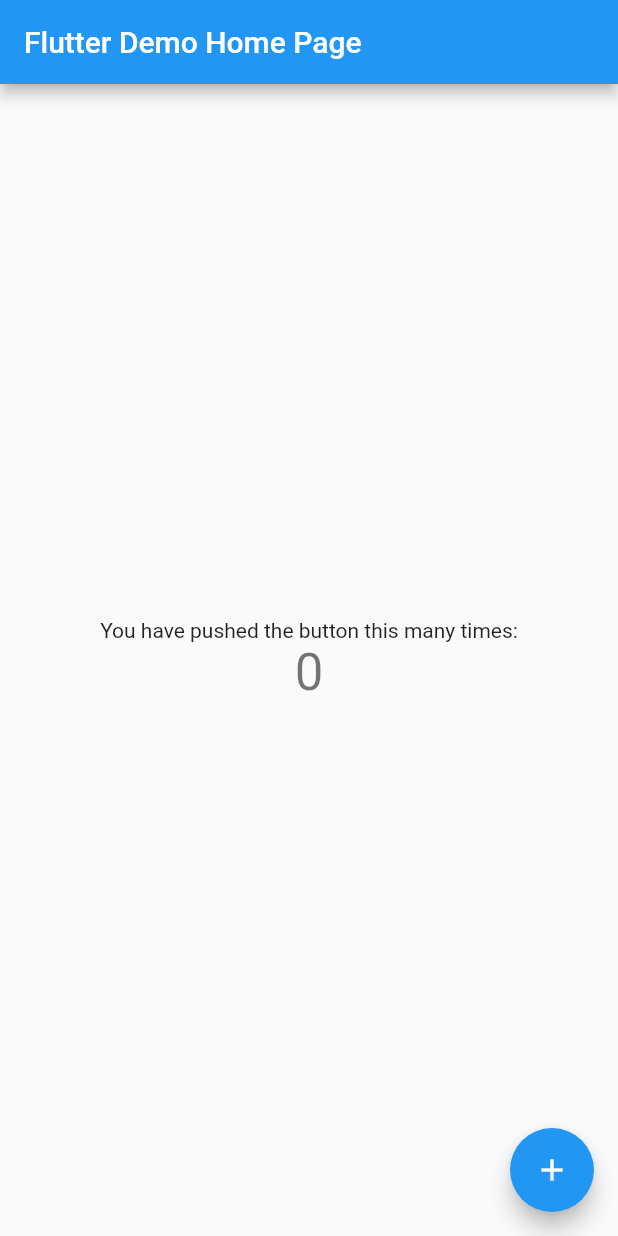
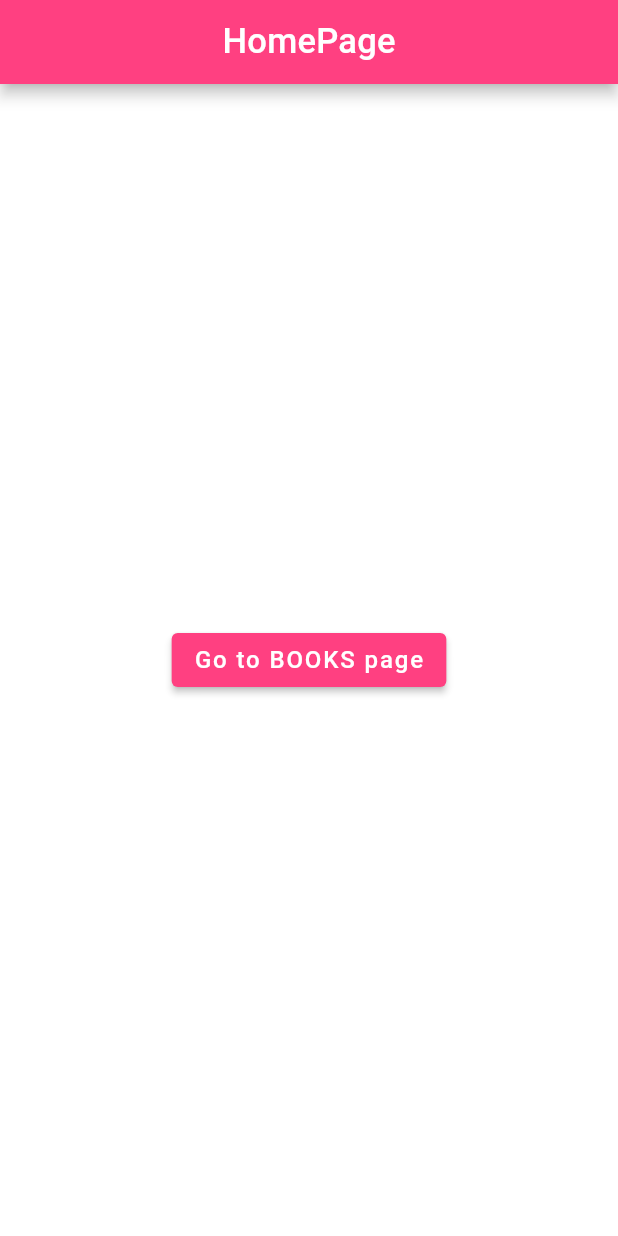
Before and after one commit to ShakyaCsun/auto_route_example, a Flutter app: the screen it shows after launch, on a phone screen of 412 x 824 dp. Run offline on Flutter 3.47's test engine with Material 2 defaults, Android fonts, the light colour scheme and no system bars; our stand-ins replace auto_route, google_fonts, url_strategy; Roboto replaces fonts that are missing (Alegreya).

Commit message:
working with paths

```diff
--- /dev/null
+++ b/lib/app_router.dart
@@ -0,0 +1,16 @@
+import 'package:auto_route/auto_route.dart';
+
+import 'pages/pages.dart';
+
+@AdaptiveAutoRouter(
+  replaceInRouteName: 'Page,Route',
+  routes: <AutoRoute>[
+    AutoRoute(page: HomePage, initial: true),
+    AutoRoute(page: BookDetailsPage, path: '/book/:bookId'),
+    AutoRoute(page: BooksPage, path: '/books'),
+    RedirectRoute(path: '/books/*', redirectTo: '/books'),
+    RedirectRoute(path: '*', redirectTo: '/'),
+  ],
+  preferRelativeImports: true,
+)
+class $AppRouter {}
--- /dev/null
+++ b/lib/constants/app_theme.dart
@@ -0,0 +1,102 @@
+import 'package:flutter/material.dart';
+import 'package:google_fonts/google_fonts.dart';
+
+class AppTheme {
+  const AppTheme._();
+
+  static ThemeData get lightTheme {
+    return ThemeData.from(
+      colorScheme: const ColorScheme.light(primary: Colors.pinkAccent),
+      textTheme: AppTheme.textTheme,
+    ).copyWith(
+      appBarTheme: AppTheme._getAppBarTheme(),
+    );
+  }
+
+  static ThemeData get darkTheme {
+    return ThemeData.from(
+      colorScheme: ColorScheme.dark(primary: Colors.deepOrange.shade500),
+      textTheme: AppTheme.textTheme,
+    ).copyWith(
+      appBarTheme: AppTheme._getAppBarTheme(brightness: Brightness.dark),
+    );
+  }
+
+  static AppBarTheme _getAppBarTheme({
+    Brightness brightness = Brightness.light,
+  }) {
+    return AppBarTheme(
+      centerTitle: true,
+      textTheme: AppTheme.textTheme.copyWith(
+        headline6: AppTheme.textTheme.headline6?.copyWith(color: Colors.white),
+      ),
+      brightness: brightness,
+    );
+  }
+
+  static final textTheme = TextTheme(
+    headline1: GoogleFonts.alegreyaSans(
+      fontSize: 111,
+      fontWeight: FontWeight.w300,
+      letterSpacing: -1.5,
+    ),
+    headline2: GoogleFonts.alegreyaSans(
+      fontSize: 69,
+      fontWeight: FontWeight.w300,
+      letterSpacing: -0.5,
+    ),
+    headline3: GoogleFonts.alegreyaSans(
+      fontSize: 55,
+      fontWeight: FontWeight.w400,
+    ),
+    headline4: GoogleFonts.alegreyaSans(
+      fontSize: 39,
+      fontWeight: FontWeight.w400,
+      letterSpacing: 0.25,
+    ),
+    headline5: GoogleFonts.alegreyaSans(
+      fontSize: 28,
+      fontWeight: FontWeight.w400,
+    ),
+    headline6: GoogleFonts.alegreyaSans(
+      fontSize: 23,
+      fontWeight: FontWeight.w500,
+      letterSpacing: 0.15,
+    ),
+    subtitle1: GoogleFonts.alegreyaSans(
+      fontSize: 18,
+      fontWeight: FontWeight.w400,
+      letterSpacing: 0.15,
+    ),
+    subtitle2: GoogleFonts.alegreyaSans(
+      fontSize: 16,
+      fontWeight: FontWeight.w500,
+      letterSpacing: 0.1,
+    ),
+    bodyText1: GoogleFonts.alegreya(
+      fontSize: 18,
+      fontWeight: FontWeight.w400,
+      letterSpacing: 0.5,
+    ),
+    bodyText2: GoogleFonts.alegreya(
+      fontSize: 16,
+      fontWeight: FontWeight.w400,
+      letterSpacing: 0.25,
+    ),
+    button: GoogleFonts.alegreya(
+      fontSize: 16,
+      fontWeight: FontWeight.w500,
+      letterSpacing: 1.25,
+    ),
+    caption: GoogleFonts.alegreya(
+      fontSize: 13,
+      fontWeight: FontWeight.w400,
+      letterSpacing: 0.4,
+    ),
+    overline: GoogleFonts.alegreya(
+      fontSize: 11,
+      fontWeight: FontWeight.w400,
+      letterSpacing: 1.5,
+    ),
+  );
+}
--- a/lib/main.dart
+++ b/lib/main.dart
@@ -1,113 +1,24 @@
+import 'package:auto_route_example/app_router.gr.dart';
+import 'package:auto_route_example/constants/app_theme.dart';
 import 'package:flutter/material.dart';
+import 'package:url_strategy/url_strategy.dart';
 
 void main() {
-  runApp(MyApp());
+  setPathUrlStrategy();
+  runApp(App());
 }
 
-class MyApp extends StatelessWidget {
-  // This widget is the root of your application.
+class App extends StatelessWidget {
+  final _appRouter = AppRouter();
+
   @override
   Widget build(BuildContext context) {
-    return MaterialApp(
-      title: 'Flutter Demo',
-      theme: ThemeData(
-        // This is the theme of your application.
-        //
-        // Try running your application with "flutter run". You'll see the
-        // application has a blue toolbar. Then, without quitting the app, try
-        // changing the primarySwatch below to Colors.green and then invoke
-        // "hot reload" (press "r" in the console where you ran "flutter run",
-        // or simply save your changes to "hot reload" in a Flutter IDE).
-        // Notice that the counter didn't reset back to zero; the application
-        // is not restarted.
-        primarySwatch: Colors.blue,
-      ),
-      home: MyHomePage(title: 'Flutter Demo Home Page'),
+    return MaterialApp.router(
+      routeInformationParser: _appRouter.defaultRouteParser(),
+      routerDelegate: _appRouter.delegate(),
+      title: 'Auto Route Example App',
+      theme: AppTheme.lightTheme,
+      darkTheme: AppTheme.darkTheme,
     );
   }
 }
-
-class MyHomePage extends StatefulWidget {
-  MyHomePage({Key? key, required this.title}) : super(key: key);
-
-  // This widget is the home page of your application. It is stateful, meaning
-  // that it has a State object (defined below) that contains fields that affect
-  // how it looks.
-
-  // This class is the configuration for the state. It holds the values (in this
-  // case the title) provided by the parent (in this case the App widget) and
-  // used by the build method of the State. Fields in a Widget subclass are
-  // always marked "final".
-
-  final String title;
-
-  @override
-  _MyHomePageState createState() => _MyHomePageState();
-}
-
-class _MyHomePageState extends State<MyHomePage> {
-  int _counter = 0;
-
-  void _incrementCounter() {
-    setState(() {
-      // This call to setState tells the Flutter framework that something has
-      // changed in this State, which causes it to rerun the build method below
-      // so that the display can reflect the updated values. If we changed
-      // _counter without calling setState(), then the build method would not be
-      // called again, and so nothing would appear to happen.
-      _counter++;
-    });
-  }
-
-  @override
-  Widget build(BuildContext context) {
-    // This method is rerun every time setState is called, for instance as done
-    // by the _incrementCounter method above.
-    //
-    // The Flutter framework has been optimized to make rerunning build methods
-    // fast, so that you can just rebuild anything that needs updating rather
-    // than having to individually change instances of widgets.
-    return Scaffold(
-      appBar: AppBar(
-        // Here we take the value from the MyHomePage object that was created by
-        // the App.build method, and use it to set our appbar title.
-        title: Text(widget.title),
-      ),
-      body: Center(
-        // Center is a layout widget. It takes a single child and positions it
-        // in the middle of the parent.
-        child: Column(
-          // Column is also a layout widget. It takes a list of children and
-          // arranges them vertically. By default, it sizes itself to fit its
-          // children horizontally, and tries to be as tall as its parent.
-          //
-          // Invoke "debug painting" (press "p" in the console, choose the
-          // "Toggle Debug Paint" action from the Flutter Inspector in Android
-          // Studio, or the "Toggle Debug Paint" command in Visual Studio Code)
-          // to see the wireframe for each widget.
-          //
-          // Column has various properties to control how it sizes itself and
-          // how it positions its children. Here we use mainAxisAlignment to
-          // center the children vertically; the main axis here is the vertical
-          // axis because Columns are vertical (the cross axis would be
-          // horizontal).
-          mainAxisAlignment: MainAxisAlignment.center,
-          children: <Widget>[
-            Text(
-              'You have pushed the button this many times:',
-            ),
-            Text(
-              '$_counter',
-              style: Theme.of(context).textTheme.headline4,
-            ),
-          ],
-        ),
-      ),
-      floatingActionButton: FloatingActionButton(
-        onPressed: _incrementCounter,
-        tooltip: 'Increment',
-        child: Icon(Icons.add),
-      ), // This trailing comma makes auto-formatting nicer for build methods.
-    );
-  }
-}
--- /dev/null
+++ b/lib/pages/home_page.dart
@@ -0,0 +1,24 @@
+import 'package:auto_route/auto_route.dart';
+import 'package:auto_route_example/app_router.gr.dart';
+import 'package:flutter/material.dart';
+
+class HomePage extends StatelessWidget {
+  const HomePage({Key? key}) : super(key: key);
+
+  @override
+  Widget build(BuildContext context) {
+    return Scaffold(
+      appBar: AppBar(
+        title: const Text('HomePage'),
+      ),
+      body: Center(
+        child: ElevatedButton(
+          onPressed: () {
+            AutoRouter.of(context).push(const BooksRoute());
+          },
+          child: const Text('Go to BOOKS page'),
+        ),
+      ),
+    );
+  }
+}
--- /dev/null
+++ b/lib/pages/pages.dart
@@ -0,0 +1,3 @@
+export 'book_details_page.dart';
+export 'books_page.dart';
+export 'home_page.dart';
--- a/pubspec.yaml
+++ b/pubspec.yaml
@@ -16,12 +16,14 @@
   flutter_bloc: ^7.0.1
   freezed_annotation: ^0.14.2
   google_fonts: ^2.1.0
+  url_strategy: ^0.2.0
 
 dev_dependencies:
   flutter_test:
     sdk: flutter
   auto_route_generator: ^2.1.0
   build_runner: ^2.0.4
+  freezed: ^0.14.2
   lint: ^1.5.3
 
 flutter:
```
Also changed, not shown: build.yaml (added, +10 -0 lines), lib/pages/account_page.dart (added, +15 -0 lines), lib/pages/book_details_page.dart (added, +20 -0 lines), lib/pages/books_page.dart (added, +26 -0 lines), lib/app_router.gr.dart (added), pubspec.lock.
